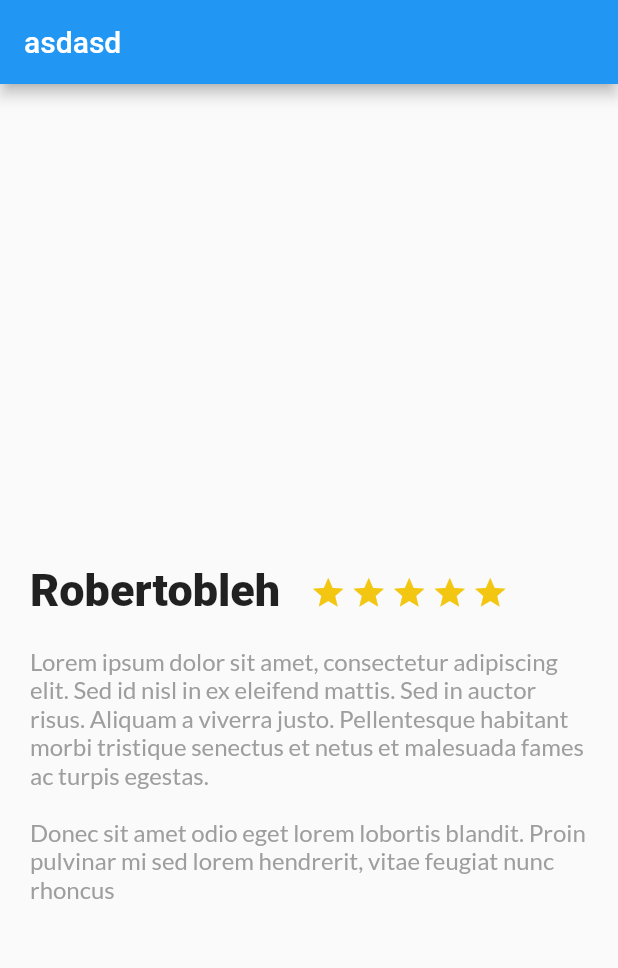
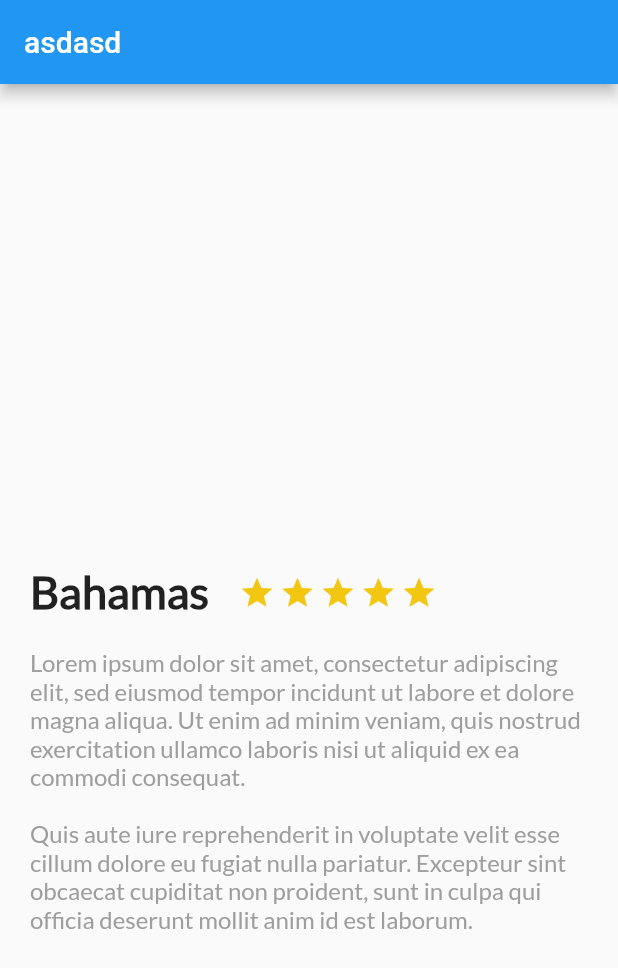
Before and after one commit to rob1721/Flutter-First-App, a Flutter app: the screen it shows after launch, on a phone screen of 412 x 824 dp. Shown: the top 968 px of the screen. Run offline on Flutter 3.47's test engine with Material 2 defaults, Android fonts, the phone set to English and light mode, and no system bars.

Commit message:
feat(lib): DescriptionPlace added and called

```diff
--- a/platzi_trips_app/lib/description_place.dart
+++ b/platzi_trips_app/lib/description_place.dart
@@ -3,7 +3,12 @@ import 'package:flutter/material.dart';
 // ignore: must_be_immutable
 class DescriptionPlace extends StatelessWidget {
 
-  String descriptionDummy = "Lorem ipsum dolor sit amet, consectetur adipiscing elit. Sed id nisl in ex eleifend mattis. Sed in auctor risus. Aliquam a viverra justo. Pellentesque habitant morbi tristique senectus et netus et malesuada fames ac turpis egestas.\n\nDonec sit amet odio eget lorem lobortis blandit. Proin pulvinar mi sed lorem hendrerit, vitae feugiat nunc rhoncus";
+  String namePlace;
+  int stars;
+  String descriptionPlace;
+
+  // constructor
+  DescriptionPlace(this.namePlace, this.stars, this.descriptionPlace);
 
   @override
   Widget build(BuildContext context) {
@@ -33,7 +38,7 @@ class DescriptionPlace extends StatelessWidget {
           left: 20,
         ),
         child: Text(
-            descriptionDummy,
+            descriptionPlace,
             style: TextStyle(
               fontFamily: "Lato",
               fontSize: 16.0,
@@ -59,8 +64,9 @@ class DescriptionPlace extends StatelessWidget {
           ),
 
           child: Text(
-            "Robertobleh",
+            namePlace,
             style: TextStyle(
+              fontFamily: "Lato",
               fontSize: 30.0,
               fontWeight: FontWeight.w900
             ),
--- a/platzi_trips_app/lib/main.dart
+++ b/platzi_trips_app/lib/main.dart
@@ -17,7 +17,10 @@ void main() {
 
 // StatelessWidget es el padre de los widgets
 // MyApp hereda de StatelessWidget
+// ignore: must_be_immutable
 class MyApp extends StatelessWidget {
+
+    String descriptionDummy = "Lorem ipsum dolor sit amet, consectetur adipiscing elit, sed eiusmod tempor incidunt ut labore et dolore magna aliqua. Ut enim ad minim veniam, quis nostrud exercitation ullamco laboris nisi ut aliquid ex ea commodi consequat.\n\nQuis aute iure reprehenderit in voluptate velit esse cillum dolore eu fugiat nulla pariatur. Excepteur sint obcaecat cupiditat non proident, sunt in culpa qui officia deserunt mollit anim id est laborum.";
   // This widget is the root of your application.
   @override
   // ignore: todo
@@ -36,7 +39,7 @@ class MyApp extends StatelessWidget {
         appBar: AppBar(
           title: Text("asdasd"),
         ),
-        body: new DescriptionPlace(),
+        body: new DescriptionPlace("Bahamas", 4, descriptionDummy),
       )
     );
   }
```
